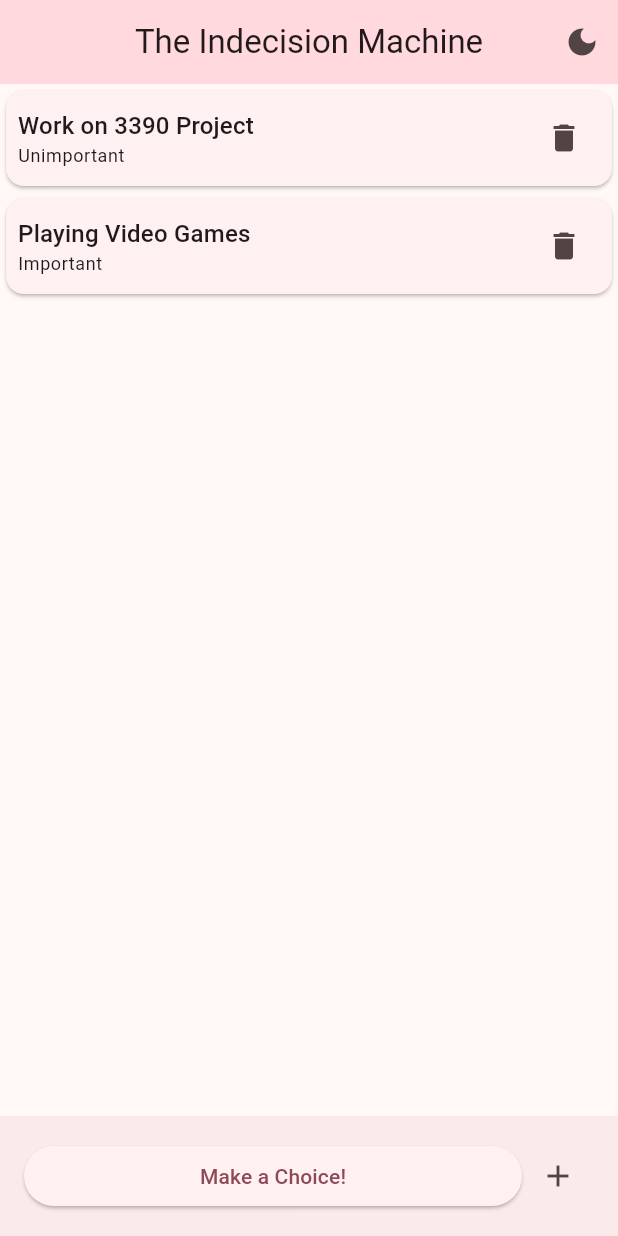
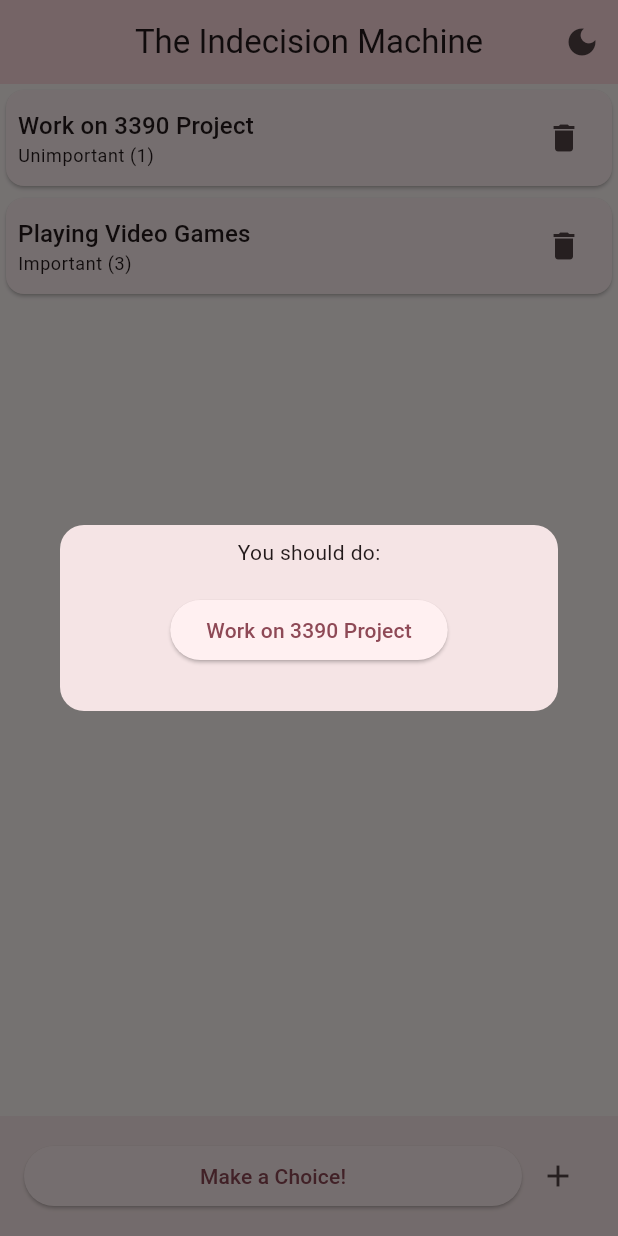
Before and after one commit to Vg34100/Flutter-IndecisionMachine, a Flutter app: the screen it shows after launch, after a tap on "Make a Choice!", on a phone screen of 412 x 824 dp. Run offline on Flutter 3.47's test engine with Material 3 defaults, Android fonts, the phone set to English and light mode, and no system bars; our stand-ins replace shared_preferences.

Commit message:
random choice generator

```diff
--- a/lib/controllers/choice_controller.dart
+++ b/lib/controllers/choice_controller.dart
@@ -1,3 +1,5 @@
+import 'dart:math';
+
 import 'package:flutter/material.dart';
 import 'package:indecision_machine/models/choice_model.dart';
 import 'package:indecision_machine/widgets/choice_card.dart';
@@ -53,6 +55,26 @@ class ChoiceController extends ChangeNotifier {
     notifyListeners();
   }
 
+  Choice getRandomChoice() {
+    if (choices.isEmpty) {
+      throw Exception("No choices available");
+    }
+
+    int totalWeight = choices.fold(0, (sum, choice) => sum + choice.weight.amount);
+    int randomWeight = Random().nextInt(totalWeight) + 1;
+
+    int cumulativeWeight = 0;
+    for (var choice in choices) {
+      cumulativeWeight += choice.weight.amount;
+      if (randomWeight <= cumulativeWeight) {
+        return choice;
+      }
+    }
+
+    // This should never happen, but return the last choice if it does
+    return choices.last;
+  }
+
   Widget buildChoiceList() {
     List<Widget> choiceListWidgets = [];
 
--- a/lib/views/main_view.dart
+++ b/lib/views/main_view.dart
@@ -73,7 +73,40 @@ class _MainViewState extends State<MainView> {
           children: [
             Expanded(
               child: ElevatedButton(
-                onPressed: () {},
+                onPressed: () {
+                  showDialog(
+                    context: context,
+                    builder: (context) => Dialog(
+                      shape: RoundedRectangleBorder(
+                        borderRadius: BorderRadius.circular(16.0),
+                        ),
+                      child: ConstrainedBox(
+                      constraints: BoxConstraints(
+                        maxWidth: 400, // To not extend the modal across the whole width
+                        minWidth: 300,
+                        maxHeight: MediaQuery.of(context).size.height * 0.8,
+                      ),
+                      child: Column(
+                        mainAxisSize: MainAxisSize.min,
+                        children: [
+                          const Padding(
+                            padding: EdgeInsets.all(8.0),
+                            child: Center(
+                              child: Text("You should do:")
+                            ),
+                          ),
+                          SizedBox(height: 10,),
+                          Center(
+                            child: ElevatedButton(child: Text(_choiceController.getRandomChoice().name), onPressed: () {  })
+                          ),
+                          SizedBox(height: 30,),
+                        ],
+                      ),
+                      ),
+                    )
+                  );
+
+                },
                 child: const Text("Make a Choice!")
               )
             ),
--- a/lib/widgets/choice_card.dart
+++ b/lib/widgets/choice_card.dart
@@ -31,7 +31,7 @@ class ChoiceCard extends StatelessWidget {
                       style: Theme.of(context).textTheme.titleMedium,
                     ),
                     Text(
-                      choice.weight.name,
+                      "${choice.weight.name} (${choice.weight.amount})",
                       style: Theme.of(context).textTheme.bodySmall,
                     ),
                   ],
```
